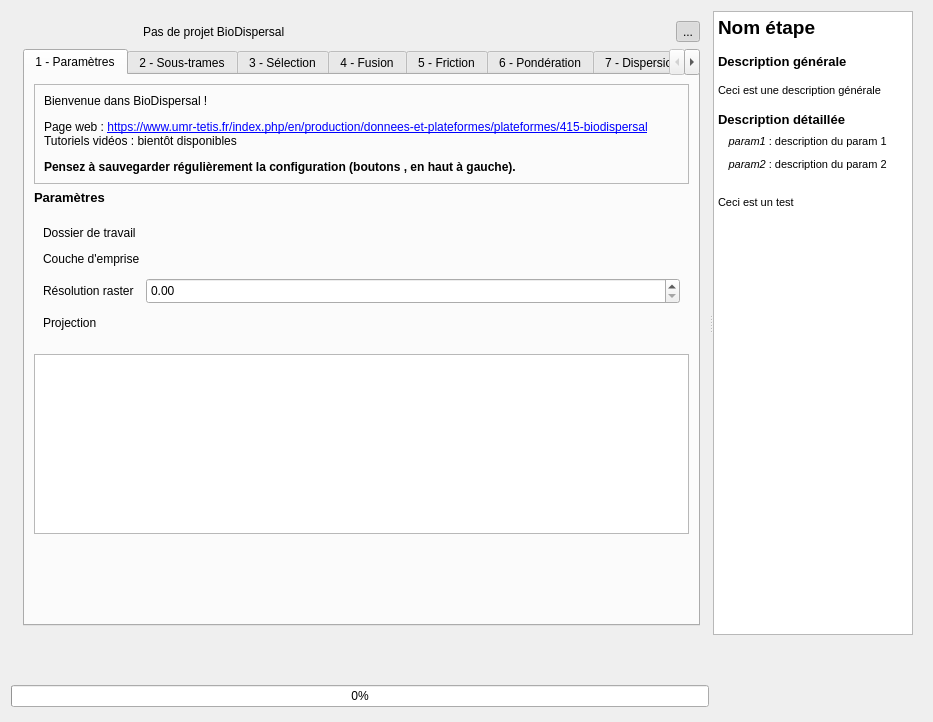
Above: BioDispersal_dialog_base.ui from MathieuChailloux/BioDispersal before the change. Below: the same form after it.
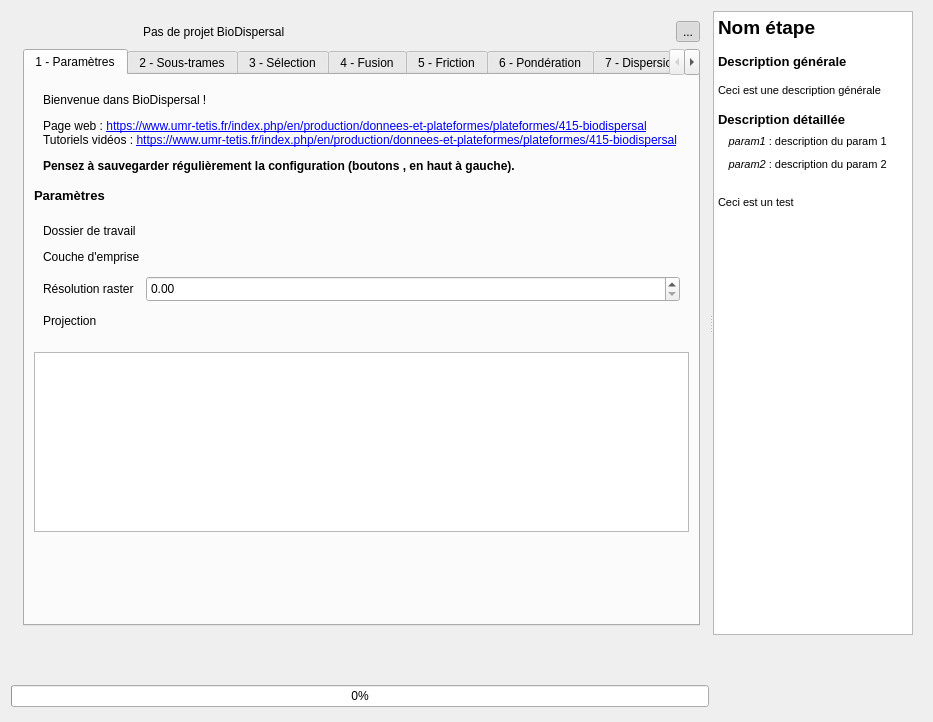
That is the form after the change. Icons and pictures are not drawn. Custom widgets are drawn as their Qt base class.

Commit message: NoFrame in welcome text

```diff
--- a/BioDispersal_dialog_base.ui
+++ b/BioDispersal_dialog_base.ui
@@ -278,7 +278,7 @@
                   </size>
                  </property>
                  <property name="frameShape">
-                  <enum>QFrame::StyledPanel</enum>
+                  <enum>QFrame::NoFrame</enum>
                  </property>
                  <property name="frameShadow">
                   <enum>QFrame::Raised</enum>
@@ -293,7 +293,7 @@
                      </sizepolicy>
                     </property>
                     <property name="text">
-                     <string>&lt;html&gt;&lt;head/&gt;&lt;body&gt;&lt;p&gt;Bienvenue dans BioDispersal !&lt;/p&gt;&lt;p&gt;Page web : &lt;a href=&quot;https://www.umr-tetis.fr/index.php/en/production/donnees-et-plateformes/plateformes/415-biodispersal&quot;&gt;&lt;span style=&quot; text-decoration: underline; color:#0000ff;&quot;&gt;https://www.umr-tetis.fr/index.php/en/production/donnees-et-plateformes/plateformes/415-biodispersal&lt;/span&gt;&lt;/a&gt;&lt;br/&gt;Tutoriels vidéos : bientôt disponibles&lt;/p&gt;&lt;p&gt;&lt;span style=&quot; font-weight:600;&quot;&gt;Pensez à sauvegarder régulièrement la configuration (boutons &lt;/span&gt;&lt;img src=&quot;:/plugins/BioDispersal/icons/mActionFileSaveAs.svg&quot;/&gt;&lt;span style=&quot; font-weight:600;&quot;&gt;, &lt;/span&gt;&lt;img src=&quot;:/plugins/BioDispersal/icons/mActionFileSave.svg&quot;/&gt;&lt;span style=&quot; font-weight:600;&quot;&gt; en haut à gauche).&lt;/span&gt;&lt;/p&gt;&lt;/body&gt;&lt;/html&gt;</string>
+                     <string>&lt;html&gt;&lt;head/&gt;&lt;body&gt;&lt;p&gt;Bienvenue dans BioDispersal !&lt;/p&gt;&lt;p&gt;Page web : &lt;a href=&quot;https://www.umr-tetis.fr/index.php/en/production/donnees-et-plateformes/plateformes/415-biodispersal&quot;&gt;&lt;span style=&quot; text-decoration: underline; color:#0000ff;&quot;&gt;https://www.umr-tetis.fr/index.php/en/production/donnees-et-plateformes/plateformes/415-biodispersal&lt;/span&gt;&lt;/a&gt;&lt;br/&gt;Tutoriels vidéos : &lt;a href=&quot;https://www.umr-tetis.fr/index.php/en/production/donnees-et-plateformes/plateformes/415-biodispersal&quot;&gt;&lt;span style=&quot; text-decoration: underline; color:#0000ff;&quot;&gt;https://www.umr-tetis.fr/index.php/en/production/donnees-et-plateformes/plateformes/415-biodispersal&lt;/span&gt;&lt;/a&gt;&lt;/p&gt;&lt;p&gt;&lt;span style=&quot; font-weight:600;&quot;&gt;Pensez à sauvegarder régulièrement la configuration (boutons &lt;/span&gt;&lt;img src=&quot;:/plugins/BioDispersal/icons/mActionFileSaveAs.svg&quot;/&gt;&lt;span style=&quot; font-weight:600;&quot;&gt;, &lt;/span&gt;&lt;img src=&quot;:/plugins/BioDispersal/icons/mActionFileSave.svg&quot;/&gt;&lt;span style=&quot; font-weight:600;&quot;&gt; en haut à gauche).&lt;/span&gt;&lt;/p&gt;&lt;/body&gt;&lt;/html&gt;</string>
                     </property>
                     <property name="wordWrap">
                      <bool>true</bool>
```
